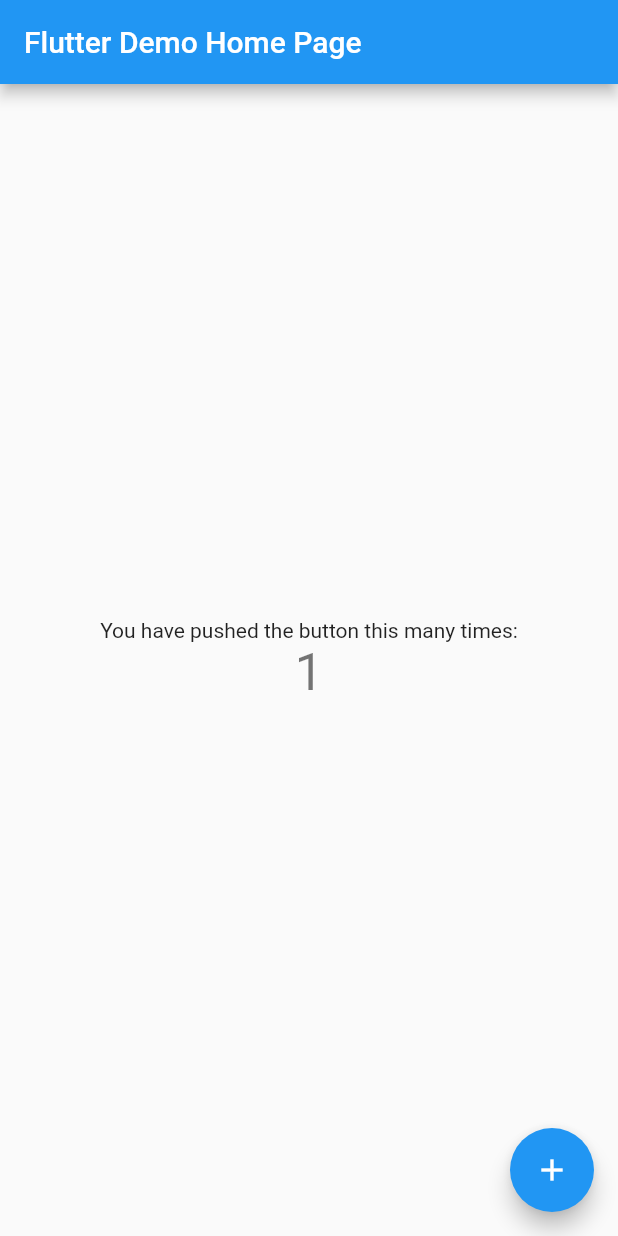
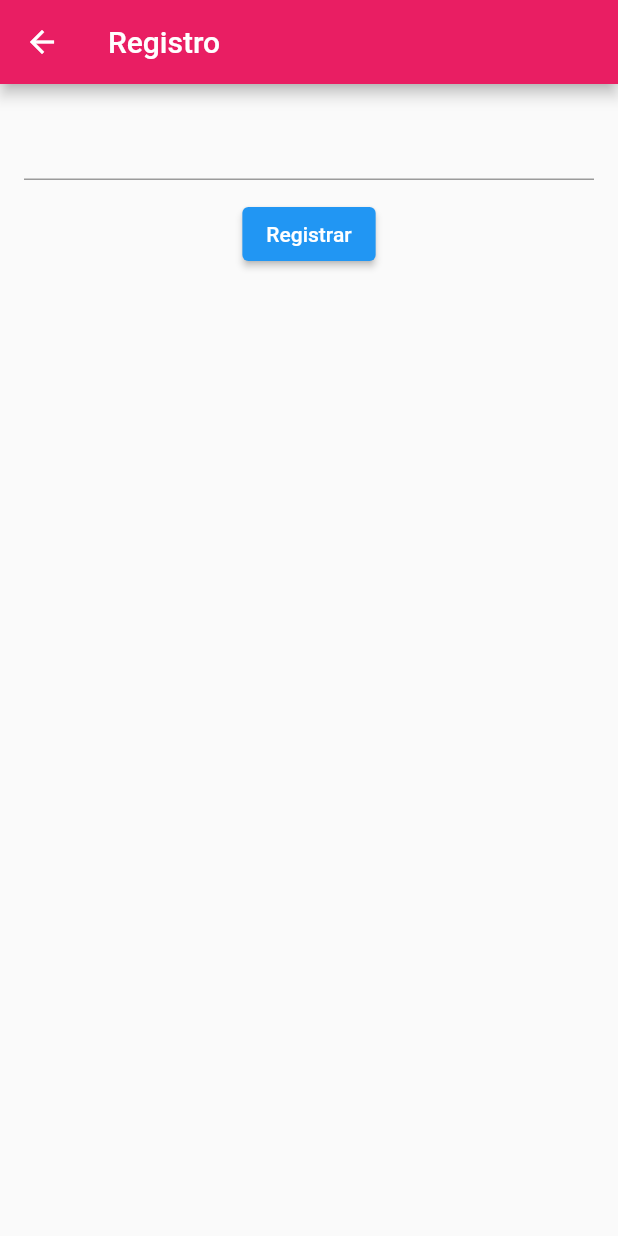
Before and after one commit to EnriqueChavez09/states, a Flutter app: the screen it shows after launch, after a tap on the "add" icon, on a phone screen of 412 x 824 dp. Run offline on Flutter 3.47's test engine with Material 2 defaults, Android fonts, the phone set to English and light mode, and no system bars.

```diff
--- a/lib/main.dart
+++ b/lib/main.dart
@@ -1,4 +1,5 @@
 import 'package:flutter/material.dart';
+import 'package:states/pages/home_page.dart';
 
 void main() {
   runApp(const MyApp());
@@ -12,104 +13,7 @@ class MyApp extends StatelessWidget {
   Widget build(BuildContext context) {
     return MaterialApp(
       title: 'Flutter Demo',
-      theme: ThemeData(
-        // This is the theme of your application.
-        //
-        // Try running your application with "flutter run". You'll see the
-        // application has a blue toolbar. Then, without quitting the app, try
-        // changing the primarySwatch below to Colors.green and then invoke
-        // "hot reload" (press "r" in the console where you ran "flutter run",
-        // or simply save your changes to "hot reload" in a Flutter IDE).
-        // Notice that the counter didn't reset back to zero; the application
-        // is not restarted.
-        primarySwatch: Colors.blue,
-      ),
-      home: const MyHomePage(title: 'Flutter Demo Home Page'),
+      home: HomePage(),
     );
   }
 }
-
-class MyHomePage extends StatefulWidget {
-  const MyHomePage({super.key, required this.title});
-
-  // This widget is the home page of your application. It is stateful, meaning
-  // that it has a State object (defined below) that contains fields that affect
-  // how it looks.
-
-  // This class is the configuration for the state. It holds the values (in this
-  // case the title) provided by the parent (in this case the App widget) and
-  // used by the build method of the State. Fields in a Widget subclass are
-  // always marked "final".
-
-  final String title;
-
-  @override
-  State<MyHomePage> createState() => _MyHomePageState();
-}
-
-class _MyHomePageState extends State<MyHomePage> {
-  int _counter = 0;
-
-  void _incrementCounter() {
-    setState(() {
-      // This call to setState tells the Flutter framework that something has
-      // changed in this State, which causes it to rerun the build method below
-      // so that the display can reflect the updated values. If we changed
-      // _counter without calling setState(), then the build method would not be
-      // called again, and so nothing would appear to happen.
-      _counter++;
-    });
-  }
-
-  @override
-  Widget build(BuildContext context) {
-    // This method is rerun every time setState is called, for instance as done
-    // by the _incrementCounter method above.
-    //
-    // The Flutter framework has been optimized to make rerunning build methods
-    // fast, so that you can just rebuild anything that needs updating rather
-    // than having to individually change instances of widgets.
-    return Scaffold(
-      appBar: AppBar(
-        // Here we take the value from the MyHomePage object that was created by
-        // the App.build method, and use it to set our appbar title.
-        title: Text(widget.title),
-      ),
-      body: Center(
-        // Center is a layout widget. It takes a single child and positions it
-        // in the middle of the parent.
-        child: Column(
-          // Column is also a layout widget. It takes a list of children and
-          // arranges them vertically. By default, it sizes itself to fit its
-          // children horizontally, and tries to be as tall as its parent.
-          //
-          // Invoke "debug painting" (press "p" in the console, choose the
-          // "Toggle Debug Paint" action from the Flutter Inspector in Android
-          // Studio, or the "Toggle Debug Paint" command in Visual Studio Code)
-          // to see the wireframe for each widget.
-          //
-          // Column has various properties to control how it sizes itself and
-          // how it positions its children. Here we use mainAxisAlignment to
-          // center the children vertically; the main axis here is the vertical
-          // axis because Columns are vertical (the cross axis would be
-          // horizontal).
-          mainAxisAlignment: MainAxisAlignment.center,
-          children: <Widget>[
-            const Text(
-              'You have pushed the button this many times:',
-            ),
-            Text(
-              '$_counter',
-              style: Theme.of(context).textTheme.headlineMedium,
-            ),
-          ],
-        ),
-      ),
-      floatingActionButton: FloatingActionButton(
-        onPressed: _incrementCounter,
-        tooltip: 'Increment',
-        child: const Icon(Icons.add),
-      ), // This trailing comma makes auto-formatting nicer for build methods.
-    );
-  }
-}
--- /dev/null
+++ b/lib/pages/home_page.dart
@@ -0,0 +1,37 @@
+import 'package:flutter/material.dart';
+import 'package:states/pages/register_page.dart';
+
+class HomePage extends StatelessWidget {
+  @override
+  Widget build(BuildContext context) {
+    return Scaffold(
+      appBar: AppBar(
+        backgroundColor: Colors.indigo,
+        title: const Text("Listado de items"),
+      ),
+      floatingActionButton: FloatingActionButton(
+        onPressed: () {
+          Navigator.push(
+            context,
+            MaterialPageRoute(
+              builder: (context) => RegisterPage(),
+            ),
+          );
+        },
+        child: const Icon(Icons.add),
+      ),
+      body: ListView(
+        children: [
+          ListTile(
+            title: Text("Nombre del item"),
+            subtitle: Text("Descripción del item"),
+          ),
+          ListTile(
+            title: Text("Nombre del item"),
+            subtitle: Text("Descripción del item"),
+          ),
+        ],
+      ),
+    );
+  }
+}
--- /dev/null
+++ b/lib/pages/register_page.dart
@@ -0,0 +1,30 @@
+import 'package:flutter/material.dart';
+
+class RegisterPage extends StatelessWidget {
+  @override
+  Widget build(BuildContext context) {
+    return Scaffold(
+      appBar: AppBar(
+        backgroundColor: Colors.pink,
+        title: const Text("Registro"),
+      ),
+      body: Padding(
+        padding: const EdgeInsets.all(16.0),
+        child: Column(
+          children: [
+            TextField(),
+            const SizedBox(
+              height: 12.0,
+            ),
+            ElevatedButton(
+              onPressed: () {},
+              child: const Text(
+                "Registrar",
+              ),
+            ),
+          ],
+        ),
+      ),
+    );
+  }
+}
```
